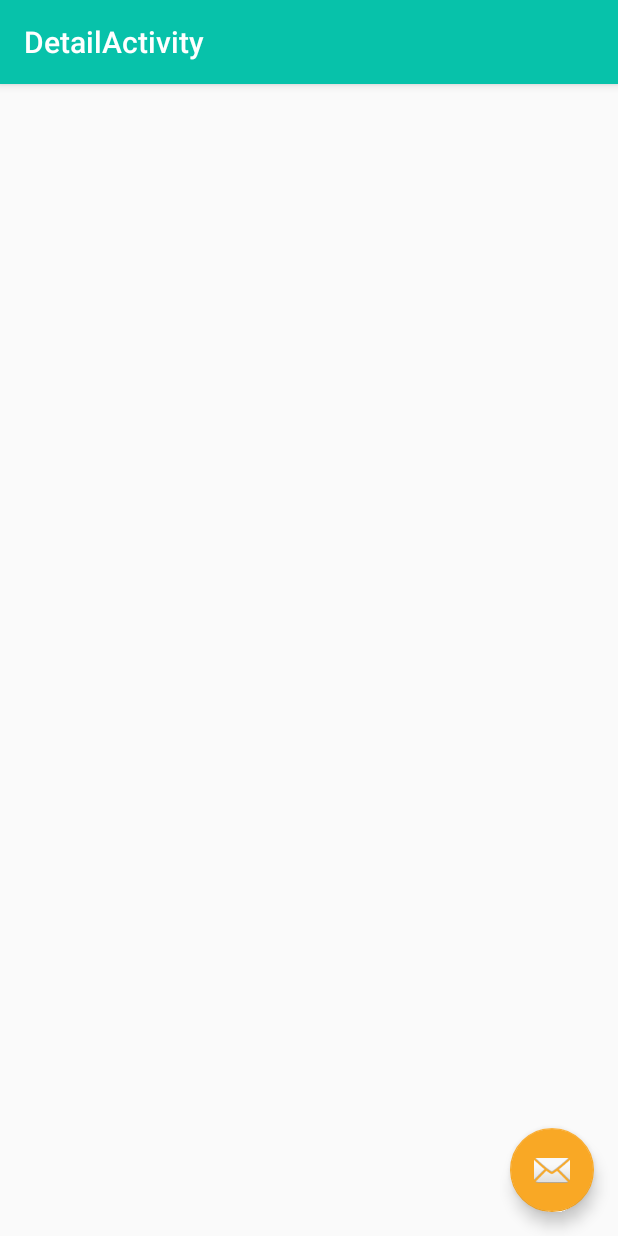
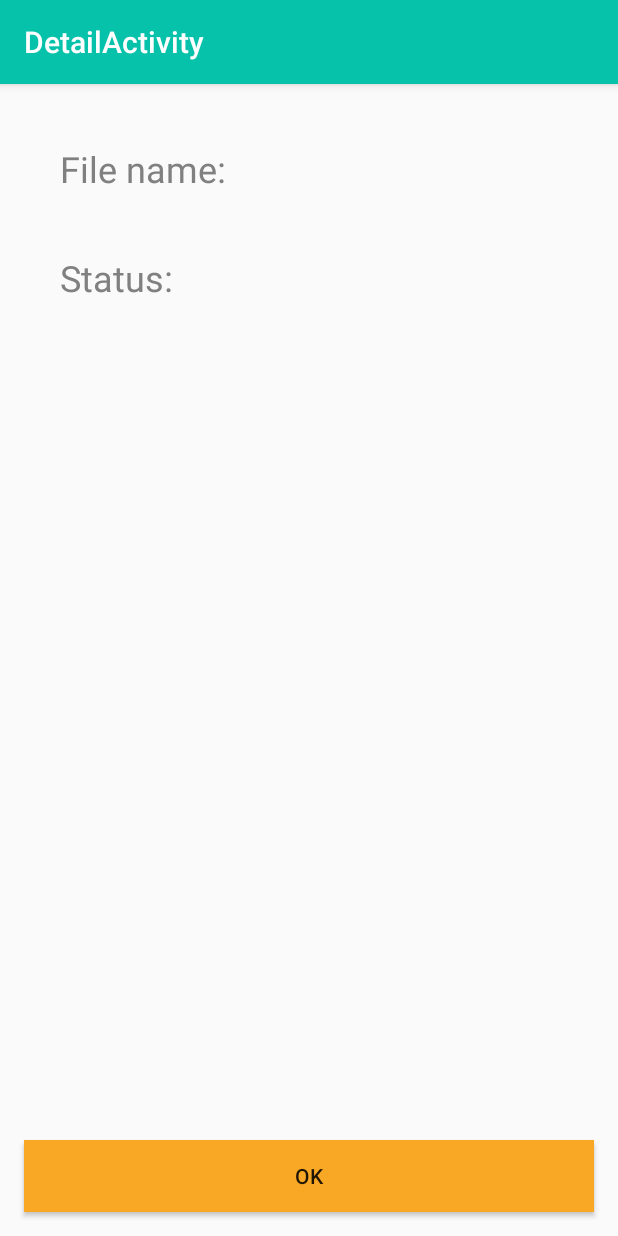
Before and after one commit to cstimler/KotlinDownloadProject, an Android app: the DetailActivity screen opened directly, with no data from a screen before it, on a phone screen of 412 x 824 dp. Run offline under Robolectric (Android 15) with nearby library versions, the phone set to English and light mode, and no system bars.

Commit message:
Notification with extras, detail view completed.  Next need to complete MotionLayout animation.

```diff
--- a/app/src/main/java/com/udacity/DetailActivity.kt
+++ b/app/src/main/java/com/udacity/DetailActivity.kt
@@ -1,8 +1,21 @@
 package com.udacity
 
+import android.content.BroadcastReceiver
+import android.content.Context
+import android.content.Intent
 import android.os.Bundle
+import android.util.Log
+import android.view.View
+import android.widget.Button
+import android.widget.TextView
 import androidx.appcompat.app.AppCompatActivity
+import androidx.core.content.ContextCompat
 import kotlinx.android.synthetic.main.activity_detail.*
+import org.w3c.dom.Text
+
+lateinit var intent: Intent
+
+
 
 class DetailActivity : AppCompatActivity() {
 
@@ -10,6 +23,33 @@ class DetailActivity : AppCompatActivity() {
         super.onCreate(savedInstanceState)
         setContentView(R.layout.activity_detail)
         setSupportActionBar(toolbar)
+        intent = getIntent()
+        val fileName = findViewById<TextView>(R.id.file_name)
+        val statusType = findViewById<TextView>(R.id.status)
+       // val OKButton = findViewById<Button>(R.id.OKButton)
+        val thisFile = intent.getStringExtra("file")
+        val thisStatus = intent.getStringExtra("status")
+        fileName.text = thisFile
+        statusType.text = thisStatus
+        if (thisStatus == "Fail") {
+           // statusType.setTextColor(resources.getColor(R.color.colorAccent))
+               // resources.getColor is depreciated, should use this:
+                   //https://stackoverflow.com/questions/45401813/how-to-use-new-version-of-getresources-getcolor
+            statusType.setTextColor(ContextCompat.getColor(applicationContext, R.color.colorAccent))
+        }
+        Log.i("CHARLESY", "filename has been received and it is" + intent.toString())
     }
 
+    fun openMainActivity(view: View) {
+        val mainActivityIntent = Intent(applicationContext, MainActivity::class.java)
+        startActivity(mainActivityIntent)
+    }
 }
+/*
+    class DetailReceiver: BroadcastReceiver() {
+        override fun onReceive(p0: Context?, p1: Intent?) {
+            Log.i("CHARLESY", "intent has been received and it is" + intent.toString())
+        }
+    }
+
+*/
--- a/app/src/main/res/layout/activity_detail.xml
+++ b/app/src/main/res/layout/activity_detail.xml
@@ -22,12 +22,15 @@
 
     <include layout="@layout/content_detail" />
 
-    <com.google.android.material.floatingactionbutton.FloatingActionButton
-        android:id="@+id/fab"
-        android:layout_width="wrap_content"
+    <Button
+        android:id="@+id/OKButton"
+        android:layout_width="match_parent"
         android:layout_height="wrap_content"
-        android:layout_gravity="bottom|end"
+        android:layout_gravity="bottom"
         android:layout_margin="@dimen/fab_margin"
-        app:srcCompat="@android:drawable/ic_dialog_email" />
+        app:srcCompat="@android:drawable/ic_dialog_email"
+        android:background="@color/colorAccent"
+        android:text="OK"
+        android:onClick="openMainActivity"/>
 
 </androidx.coordinatorlayout.widget.CoordinatorLayout>
--- a/app/src/main/res/layout/activity_main.xml
+++ b/app/src/main/res/layout/activity_main.xml
@@ -32,14 +32,14 @@
             android:id="@+id/radio_glide"
             android:layout_width="wrap_content"
             android:layout_height="wrap_content"
-            android:text="Glide - Image Binding Libary by BumpTech"
+            android:text="@string/glide_file"
             android:textSize = "24sp"
             />
         <RadioButton
             android:id="@+id/radio_udacity"
             android:layout_width="wrap_content"
             android:layout_height="wrap_content"
-            android:text="LoadApp - Current repository by Udacity"
+            android:text="@string/udacity_file"
             android:textSize = "24sp"
             android:layout_marginTop="20dp"
             />
@@ -47,7 +47,7 @@
             android:id="@+id/radio_retrofit"
             android:layout_width="wrap_content"
             android:layout_height="wrap_content"
-            android:text="Retrofit - Type-safe HTTP client for Android and Java by Square, Inc"
+            android:text="@string/retrofit_file"
             android:textSize = "24sp"
             android:layout_marginTop="20dp"
             />
--- a/app/src/main/res/layout/content_detail.xml
+++ b/app/src/main/res/layout/content_detail.xml
@@ -1,5 +1,6 @@
 <?xml version="1.0" encoding="utf-8"?>
-<androidx.constraintlayout.widget.ConstraintLayout xmlns:android="http://schemas.android.com/apk/res/android"
+<androidx.constraintlayout.widget.ConstraintLayout
+    xmlns:android="http://schemas.android.com/apk/res/android"
     xmlns:app="http://schemas.android.com/apk/res-auto"
     xmlns:tools="http://schemas.android.com/tools"
     android:layout_width="match_parent"
@@ -7,5 +8,68 @@
     app:layout_behavior="@string/appbar_scrolling_view_behavior"
     tools:context=".DetailActivity"
     tools:showIn="@layout/activity_detail">
+    <LinearLayout
+        android:layout_width="match_parent"
+        android:layout_height="match_parent"
+        android:orientation="vertical"
+        android:layout_margin="20dp">
 
+    <LinearLayout
+        android:layout_width="match_parent"
+        android:layout_height="wrap_content"
+        android:orientation="horizontal"
+        android:layout_margin="20dp">
+
+        <TextView
+            android:id="@+id/file_name_text"
+            android:layout_width="0dp"
+            android:layout_height="wrap_content"
+            android:layout_weight="1"
+            android:text="@string/file_name"
+            android:layout_gravity="left"
+            android:textSize="24sp"
+            android:textColor="@color/grey"/>
+        <TextView
+            android:id="@+id/file_name"
+            android:layout_width="0dp"
+            android:layout_height="wrap_content"
+            android:layout_weight="1"
+            android:text="placeholder1"
+            android:layout_gravity="right"
+            android:textSize="24sp"
+            android:layout_marginLeft="50dp"
+            android:breakStrategy="high_quality"
+            android:textColor="@color/colorPrimaryDark"/>
+
+    </LinearLayout>
+    <LinearLayout
+        android:layout_width="match_parent"
+        android:layout_height="wrap_content"
+        android:orientation="horizontal"
+        android:layout_gravity="center_vertical"
+        android:layout_margin="20dp">
+
+        <TextView
+            android:id="@+id/status_text"
+            android:layout_width="0dp"
+            android:layout_height="wrap_content"
+            android:layout_weight="1"
+            android:text="@string/status"
+            android:layout_gravity="left"
+            android:textSize = "24sp"
+            android:textColor="@color/grey"/>
+        <TextView
+            android:id="@+id/status"
+            android:layout_width="0dp"
+            android:layout_height="wrap_content"
+            android:layout_weight="1"
+            android:text="placeholder2"
+            android:layout_gravity="right"
+            android:textSize="24sp"
+            android:layout_marginLeft="50dp"
+            android:breakStrategy="high_quality"
+            android:textColor="@color/colorPrimaryDark"/>
+
+    </LinearLayout>
+    </LinearLayout>
 </androidx.constraintlayout.widget.ConstraintLayout>
--- a/app/src/main/res/values/colors.xml
+++ b/app/src/main/res/values/colors.xml
@@ -4,4 +4,5 @@
     <color name="colorPrimaryDark">#004349</color>
     <color name="colorAccent">#F9A825</color>
     <color name="white">#FFFFFF</color>
+    <color name="grey">#808080</color>
 </resources>
--- a/app/src/main/res/values/strings.xml
+++ b/app/src/main/res/values/strings.xml
@@ -12,4 +12,9 @@
     <string name="button_name">Click me</string>
     <string name="button_loading">We are loading </string>
     <string name="title_activity_detail">DetailActivity</string>
+    <string name="file_name">File name:</string>
+    <string name="status">Status:</string>
+    <string name="glide_file">Glide - Image Binding Library by BumpTech</string>
+    <string name="udacity_file">LoadApp - Current repository by Udacity</string>
+    <string name="retrofit_file">Retrofit - Type-safe HTTP client for Android and Java by Square, Inc</string>
 </resources>
```
Also changed, not shown: app/src/main/java/com/udacity/MainActivity.kt (+31 -23 lines).
